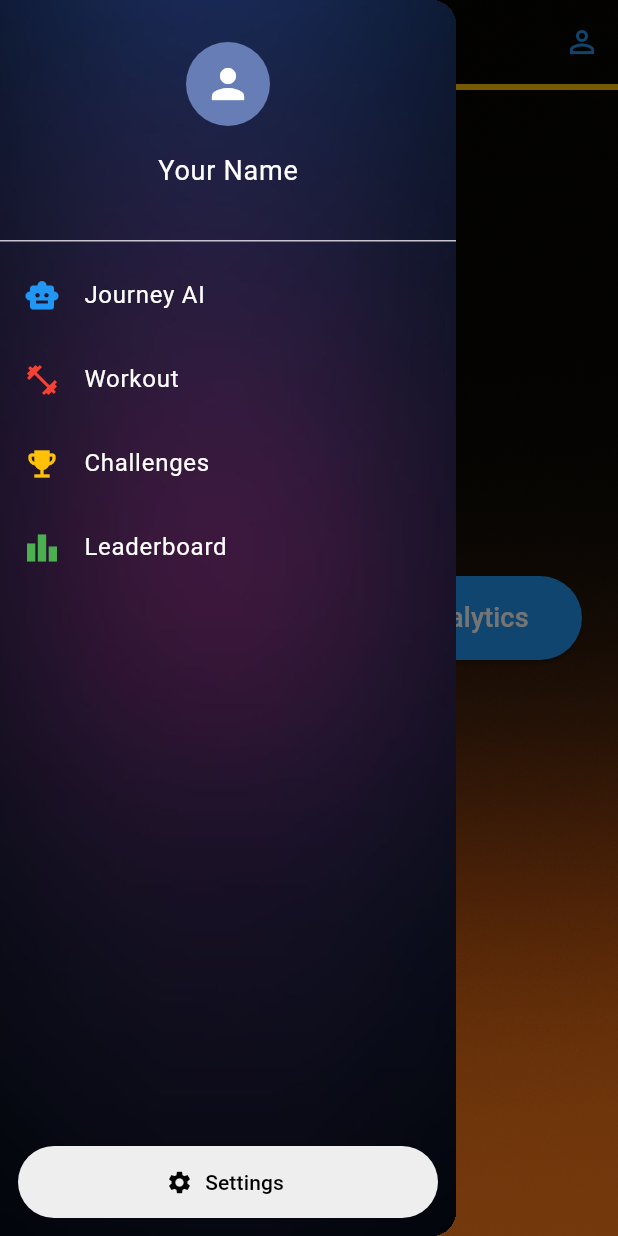
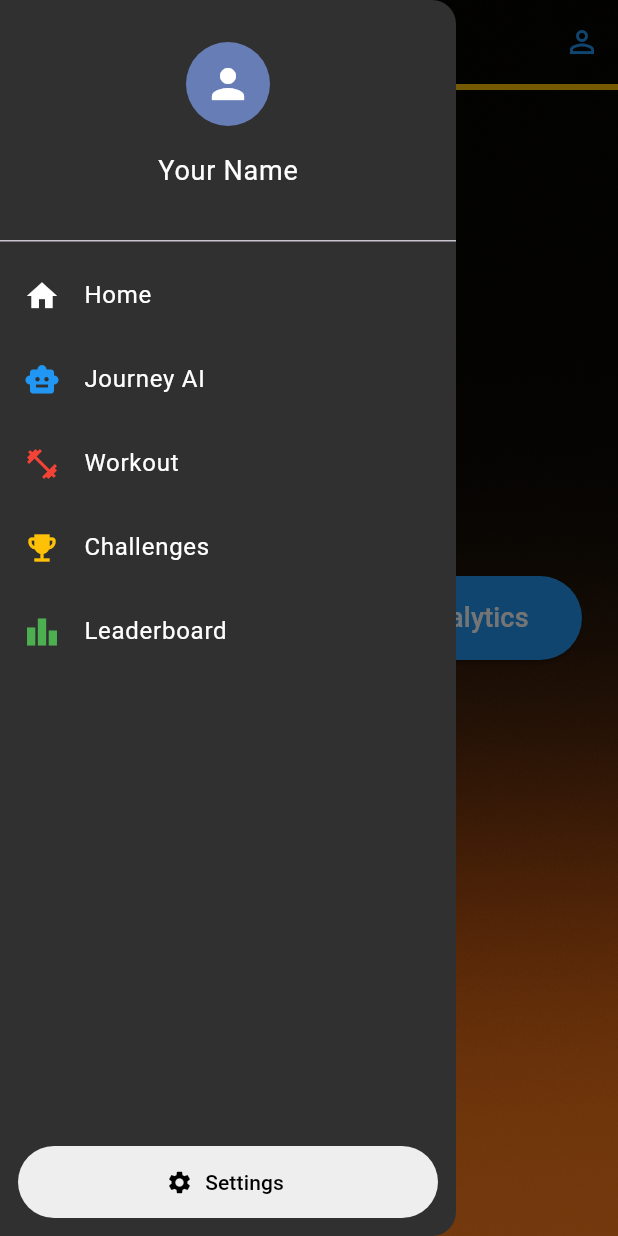
Before and after one commit to NumaanQureshi/Journey, a Flutter app: the HomeScreen screen opened directly, with the side drawer open, on a phone screen of 412 x 824 dp. Run offline on Flutter 3.47's test engine with Material 3 defaults, Android fonts, the light colour scheme and no system bars; our stand-ins replace google_fonts, video_player.

Commit message:
style: design change until consistent theme added "Home" nav, made it apparent which screen you are currently in

```diff
--- a/lib/screens/side_menu.dart
+++ b/lib/screens/side_menu.dart
@@ -1,8 +1,12 @@
 import 'package:flutter/material.dart';
+import 'package:journey_application/screens/challenges_screen.dart';
+import 'package:journey_application/screens/home_screen.dart';
 import 'package:journey_application/screens/workout_screen.dart';
 
 class SideMenu extends StatelessWidget {
-  const SideMenu({super.key});
+  final String? currentScreen;
+
+  const SideMenu({super.key, this.currentScreen});
 
   void _notImplemented(BuildContext context) {
     Navigator.pop(context);
@@ -14,15 +18,15 @@ class SideMenu extends StatelessWidget {
   @override
   Widget build(BuildContext context) {
     return Drawer(
-      backgroundColor: Colors.transparent,
+      backgroundColor: const Color.fromARGB(255, 48, 48, 48),
       child: Stack(
         children: [
-          SizedBox.expand(
-              child: Image.asset(
-                'assets/images/drawer_bg.png',
-                fit: BoxFit.cover,
-                ),
-          ),
+          // SizedBox.expand(
+          //     child: Image.asset(
+          //       'assets/images/drawer_bg.png',
+          //       fit: BoxFit.cover,
+          //       ),
+          // ),
           SafeArea(
             child: Column(
               crossAxisAlignment: CrossAxisAlignment.stretch,
@@ -51,6 +55,25 @@ class SideMenu extends StatelessWidget {
                   )
                 ),
                 ListTile(
+                  leading: const Icon(Icons.home, color: Colors.white),
+                  title: const Text(
+                    'Home',
+                    style: TextStyle(
+                      color: Colors.white,
+                    ),
+                  ),
+                  selected: currentScreen == 'Home',
+                  selectedTileColor: Colors.grey.withValues(alpha: 0.3),
+                  hoverColor: Colors.transparent,
+                  onTap: () {
+                    Navigator.pop(context);
+                    if (currentScreen != 'Home') {
+                      Navigator.pushReplacement(context,
+                          MaterialPageRoute(builder: (context) => const HomeScreen()));
+                    }
+                  },
+                ),
+                ListTile(
                   leading: const Icon(
                     Icons.smart_toy,
                     color: Colors.blue),
@@ -73,13 +96,15 @@ class SideMenu extends StatelessWidget {
                       color: Colors.white,
                     ),
                   ),
-                  tileColor: Colors.transparent,
-                  selectedTileColor: Colors.transparent,
+                  selected: currentScreen == 'Workout',
+                  selectedTileColor: Colors.grey.withValues(alpha: 0.3),
                   hoverColor: Colors.transparent,
                   onTap: () {
                     Navigator.pop(context);
-                    Navigator.push(context,
-                        MaterialPageRoute(builder: (context) => const Workout()));
+                    if (currentScreen != 'Workout') {
+                      Navigator.pushReplacement(context,
+                          MaterialPageRoute(builder: (context) => const Workout()));
+                    }
                   },
                 ),
                 ListTile(
@@ -90,10 +115,16 @@ class SideMenu extends StatelessWidget {
                       color: Colors.white,
                     ),
                   ),
-                  tileColor: Colors.transparent,
-                  selectedTileColor: Colors.transparent,
+                  selected: currentScreen == 'Challenges',
+                  selectedTileColor: Colors.grey.withValues(alpha: 0.3),
                   hoverColor: Colors.transparent,
-                  onTap: () => _notImplemented(context),
+                  onTap: () {
+                    Navigator.pop(context);
+                    if (currentScreen != 'Challenges') {
+                      Navigator.pushReplacement(context,
+                          MaterialPageRoute(builder: (context) => const Challenges()));
+                    }
+                  },
                 ),
                 ListTile(
                   leading: const Icon(Icons.leaderboard, color: Colors.green),
```
